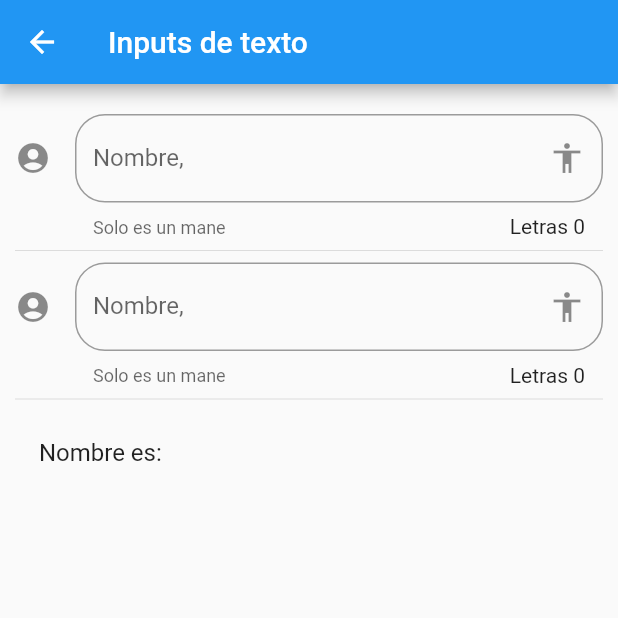
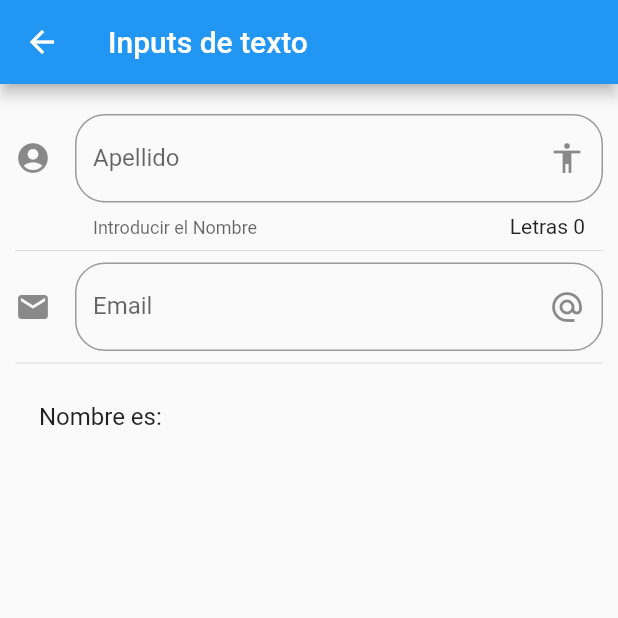
Before and after one commit to Viqui-Alaro/ComponentesFlutter2021, a Flutter app: the InputPage screen opened by its route, on a phone screen of 412 x 824 dp, the top half of it. Run offline on Flutter 3.47's test engine with Material 2 defaults, Android fonts, the phone set to English and light mode, and no system bars.

Commit message:
Implementación de creación de email

```diff
--- a/lib/src/pages/input_page.dart
+++ b/lib/src/pages/input_page.dart
@@ -11,6 +11,7 @@ class InputPage extends StatefulWidget {
 class _InputPageState extends State<InputPage> {
 
   String _nombre="";
+  String _email  = '';
 
   @override
   Widget build(BuildContext context) {
@@ -39,9 +40,9 @@ class _InputPageState extends State<InputPage> {
           borderRadius: BorderRadius.circular(20.0)
         ),
         counter: Text("Letras ${ _nombre.length}"),
-        hintText: 'NOmbre',
-        labelText: 'Nombre,',
-        helperText: "Solo es un mane",
+        hintText: 'Nombre',
+        labelText: 'Apellido',
+        helperText: "Introducir el Nombre",
         suffixIcon: Icon(Icons.accessibility),
         icon: Icon(Icons.account_circle)
       ),
@@ -56,23 +57,19 @@ class _InputPageState extends State<InputPage> {
 
   Widget _crearEmail(){
      return TextField(
-      textCapitalization: TextCapitalization.sentences,
+       keyboardType: TextInputType.emailAddress,
       decoration: InputDecoration(
         border: OutlineInputBorder(
           borderRadius: BorderRadius.circular(20.0)
         ),
-        counter: Text("Letras ${ _nombre.length}"),
-        hintText: 'NOmbre',
-        labelText: 'Nombre,',
-        helperText: "Solo es un mane",
-        suffixIcon: Icon(Icons.accessibility),
-        icon: Icon(Icons.account_circle)
+        hintText: 'Email',
+        labelText: 'Email',
+        suffixIcon: Icon( Icons.alternate_email ),
+        icon: Icon( Icons.email )
       ),
-      onChanged: (valor){
-        setState(() {
-           _nombre = valor;
-        });
-      },
+      onChanged: (valor) =>setState(() {
+        _email = valor;
+      })
     );
   }
 
```
